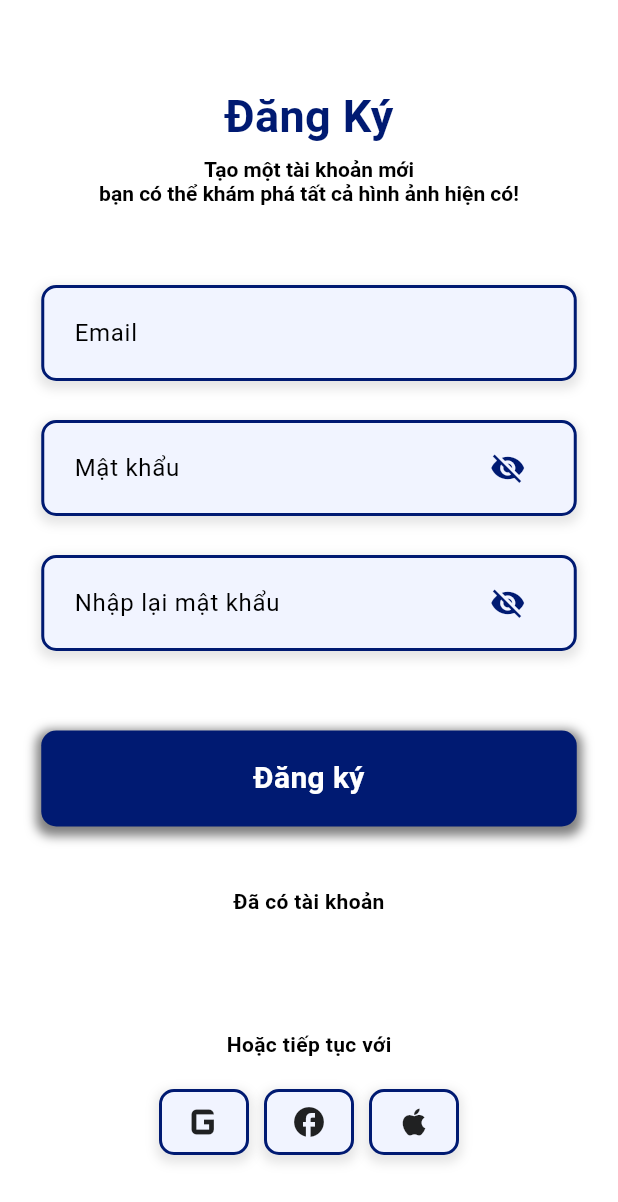
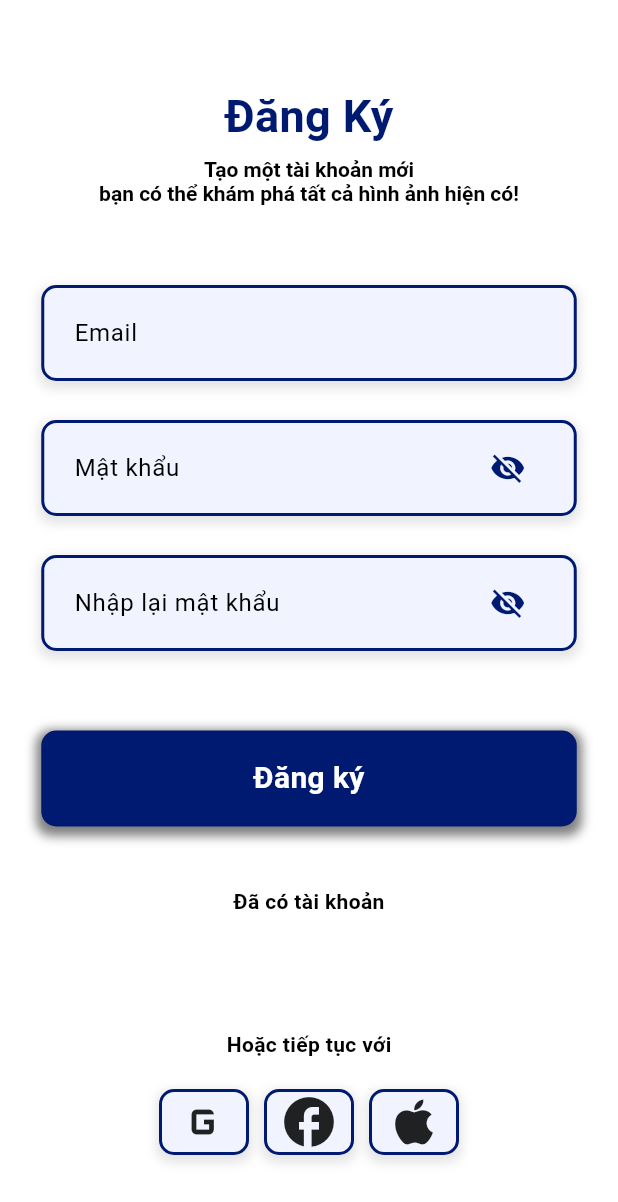
Before and after one commit to Tranlong291003/wallpaperapp, a Flutter app: the screen it shows after launch, after a tap on "Bỏ qua", after a tap on "Tạo tài khoản mới", on a phone screen of 412 x 824 dp. Shown: the top 1202 px of the screen. Run offline on Flutter 3.47's test engine with Material 3 defaults, Android fonts, the phone set to English and light mode, and no system bars; our stand-ins replace firebase_auth, firebase_core, google_sign_in, introduction_screen, shared_preferences; accounts and stored records are empty; network calls fail.

Commit message:
done login signup signout

```diff
--- a/lib/apps/utils/box_login.dart
+++ b/lib/apps/utils/box_login.dart
@@ -1,12 +1,15 @@
 import 'package:flutter/material.dart';
 
 class BoxSign extends StatefulWidget {
+  final TextEditingController controller;
+
   final String hintText;
   final bool obscureText;
   const BoxSign({
     super.key,
     required this.hintText,
     this.obscureText = false,
+    required this.controller,
   });
 
   @override
@@ -46,6 +49,7 @@ class _BoxSignState extends State<BoxSign> {
         ],
       ),
       child: TextField(
+        controller: widget.controller,
         textAlignVertical: TextAlignVertical.center,
         obscureText: _obscureText,
         maxLines: 1,
--- a/lib/main.dart
+++ b/lib/main.dart
@@ -1,13 +1,24 @@
+import 'package:firebase_core/firebase_core.dart';
 import 'package:flutter/material.dart';
 import 'package:provider/provider.dart';
+import 'package:wallpaper/controllers/authentic_Controller.dart';
 import 'package:wallpaper/pages/my_app.dart';
 import 'package:wallpaper/providers/theme_provider.dart';
 
-void main(List<String> args) {
+void main() async {
   WidgetsFlutterBinding.ensureInitialized();
+  await Firebase.initializeApp();
+
   runApp(
-    ChangeNotifierProvider(
-      create: (context) => ThemeProvider(),
+    MultiProvider(
+      providers: [
+        ChangeNotifierProvider(
+          create: (context) => AuthenticController(),
+        ),
+        ChangeNotifierProvider(
+          create: (context) => ThemeProvider(),
+        ),
+      ],
       child: const MyApp(),
     ),
   );
--- a/lib/pages/categories/categories_page.dart
+++ b/lib/pages/categories/categories_page.dart
@@ -2,7 +2,6 @@ import 'package:flutter/material.dart';
 import 'package:wallpaper/apps/utils/appBar.dart';
 import 'package:wallpaper/apps/utils/search.dart';
 import 'package:wallpaper/pages/categories/widgets/listItem_Category.dart';
-import 'package:wallpaper/pages/home/widgets/listcategory_homepage.dart';
 
 class CategoriesPage extends StatefulWidget {
   const CategoriesPage({super.key});
--- a/lib/pages/favorite/favorite_page.dart
+++ b/lib/pages/favorite/favorite_page.dart
@@ -42,7 +42,7 @@ class _FavoritePageState extends State<FavoritePage> {
                     child: Container(
                       decoration: BoxDecoration(
                         borderRadius: BorderRadius.circular(10),
-                        color: Colors.blue,
+                        color: Colors.deepPurple,
                       ),
                       child: Stack(
                         children: [
--- a/lib/pages/home/home_page.dart
+++ b/lib/pages/home/home_page.dart
@@ -1,4 +1,3 @@
-import 'package:flutter/cupertino.dart';
 import 'package:flutter/material.dart';
 import 'package:wallpaper/apps/utils/appBar.dart';
 import 'package:wallpaper/apps/utils/search.dart';
--- a/lib/pages/introduction/introduction_page.dart
+++ b/lib/pages/introduction/introduction_page.dart
@@ -1,6 +1,4 @@
 import 'package:flutter/material.dart';
-import 'package:flutter/rendering.dart';
-import 'package:flutter/widgets.dart';
 import 'package:introduction_screen/introduction_screen.dart';
 import 'package:shared_preferences/shared_preferences.dart';
 import 'package:wallpaper/pages/introduction/introduction_custom.dart';
--- a/lib/pages/login/login_page.dart
+++ b/lib/pages/login/login_page.dart
@@ -1,8 +1,7 @@
-import 'package:flutter/cupertino.dart';
 import 'package:flutter/material.dart';
-import 'package:flutter/widgets.dart';
-import 'package:wallpaper/apps/utils/bottonNavigation.dart';
+import 'package:provider/provider.dart';
 import 'package:wallpaper/apps/utils/box_login.dart';
+import 'package:wallpaper/controllers/authentic_Controller.dart';
 import 'package:wallpaper/pages/signup/sinup_page.dart';
 
 class LoginPage extends StatefulWidget {
@@ -15,9 +14,10 @@ class LoginPage extends StatefulWidget {
 class _LoginPageState extends State<LoginPage> {
   @override
   Widget build(BuildContext context) {
+    final controller = Provider.of<AuthenticController>(context);
     return Scaffold(
       appBar: AppBar(
-        automaticallyImplyLeading: false, // Ẩn dấu quay lại
+        automaticallyImplyLeading: false,
       ),
       body: Container(
         width: double.infinity,
@@ -53,9 +53,16 @@ class _LoginPageState extends State<LoginPage> {
                 ),
               ),
               const SizedBox(height: 68),
-              const BoxSign(hintText: 'Email'),
+              BoxSign(
+                controller: controller.emailController,
+                hintText: 'Email',
+              ),
               const SizedBox(height: 30),
-              const BoxSign(hintText: 'Mật khẩu', obscureText: true),
+              BoxSign(
+                controller: controller.passwordController,
+                hintText: 'Mật khẩu',
+                obscureText: true,
+              ),
               const SizedBox(height: 30),
               Container(
                 alignment: Alignment.centerRight,
@@ -70,14 +77,7 @@ class _LoginPageState extends State<LoginPage> {
               ),
               const SizedBox(height: 30),
               InkWell(
-                onTap: () {
-                  Navigator.push(
-                    context,
-                    MaterialPageRoute(
-                      builder: (context) => const BottomNavigation(),
-                    ),
-                  );
-                },
+                onTap: () => controller.signInWithEmailAndPassword(context),
                 child: Container(
                   padding: const EdgeInsets.symmetric(horizontal: 20),
                   alignment: Alignment.center,
@@ -108,13 +108,13 @@ class _LoginPageState extends State<LoginPage> {
                   ),
                 ),
               ),
-              const SizedBox(height: 40), // Add spacing between buttons
+              const SizedBox(height: 40),
               InkWell(
                 onTap: () {
                   Navigator.push(
                     context,
                     MaterialPageRoute(
-                      builder: (context) => const SinupPage(),
+                      builder: (context) => const SignupPage(),
                     ),
                   );
                 },
@@ -132,7 +132,9 @@ class _LoginPageState extends State<LoginPage> {
               Row(
                 mainAxisAlignment: MainAxisAlignment.center,
                 children: [
-                  Container(
+                  InkWell(
+                    onTap: () => controller.signInWithGoogle(context),
+                    child: Container(
                       height: 44,
                       width: 60,
                       decoration: BoxDecoration(
@@ -156,50 +158,8 @@ class _LoginPageState extends State<LoginPage> {
                         size: 40,
                       ),
                     ),
-                  const SizedBox(width: 10),
-                  Container(
-                    height: 44,
-                    width: 60,
-                    decoration: BoxDecoration(
-                      color: Theme.of(context).colorScheme.primaryContainer,
-                      borderRadius: BorderRadius.circular(10),
-                      border: Border.all(
-                        width: 2,
-                        color: Theme.of(context).colorScheme.secondary,
-                      ),
-                      boxShadow: [
-                        BoxShadow(
-                          color: Colors.black.withOpacity(0.1),
-                          spreadRadius: 2,
-                          blurRadius: 5,
-                          offset: const Offset(0, 3),
-                        ),
-                      ],
-                    ),
-                    child: const Icon(Icons.facebook),
                   ),
                   const SizedBox(width: 10),
-                  Container(
-                    height: 44,
-                    width: 60,
-                    decoration: BoxDecoration(
-                      color: Theme.of(context).colorScheme.primaryContainer,
-                      borderRadius: BorderRadius.circular(10),
-                      border: Border.all(
-                        width: 2,
-                        color: Theme.of(context).colorScheme.secondary,
-                      ),
-                      boxShadow: [
-                        BoxShadow(
-                          color: Colors.black.withOpacity(0.1),
-                          spreadRadius: 2,
-                          blurRadius: 5,
-                          offset: const Offset(0, 3),
-                        ),
-                      ],
-                    ),
-                    child: const Icon(Icons.apple),
-                  )
                 ],
               )
             ],
--- a/lib/pages/my_app.dart
+++ b/lib/pages/my_app.dart
@@ -27,7 +27,7 @@ class _MyAppState extends State<MyApp> {
 
   Future<void> _checkInitialization() async {
     await _checkIfSeen();
-    // _checkAuthStatus();
+    _checkAuthStatus();
   }
 
   Future<void> _checkIfSeen() async {
@@ -39,12 +39,12 @@ class _MyAppState extends State<MyApp> {
     });
   }
 
-  // void _checkAuthStatus() {
-  //   _user = FirebaseAuth.instance.currentUser;
-  //   setState(() {
-  //     _isLoading = false; // Set loading to false once the check is complete
-  //   });
-  // }
+  void _checkAuthStatus() {
+    _user = FirebaseAuth.instance.currentUser;
+    setState(() {
+      _isLoading = false; // Set loading to false once the check is complete
+    });
+  }
 
   @override
   Widget build(BuildContext context) {
--- a/lib/pages/signup/sinup_page.dart
+++ b/lib/pages/signup/sinup_page.dart
@@ -1,20 +1,21 @@
-import 'package:flutter/cupertino.dart';
 import 'package:flutter/material.dart';
-import 'package:flutter/widgets.dart';
+import 'package:provider/provider.dart';
 import 'package:wallpaper/apps/utils/box_login.dart';
-import 'package:wallpaper/pages/home/home_page.dart';
+import 'package:wallpaper/controllers/authentic_Controller.dart';
 import 'package:wallpaper/pages/login/login_page.dart';
 
-class SinupPage extends StatefulWidget {
-  const SinupPage({super.key});
+class SignupPage extends StatefulWidget {
+  const SignupPage({super.key});
 
   @override
-  State<SinupPage> createState() => _SinupPageState();
+  State<SignupPage> createState() => _SignupPageState();
 }
 
-class _SinupPageState extends State<SinupPage> {
+class _SignupPageState extends State<SignupPage> {
   @override
   Widget build(BuildContext context) {
+    final controller = Provider.of<AuthenticController>(context);
+
     return Scaffold(
       appBar: AppBar(
         automaticallyImplyLeading: false, // Ẩn dấu quay lại
@@ -53,21 +54,26 @@ class _SinupPageState extends State<SinupPage> {
                 ),
               ),
               const SizedBox(height: 53),
-              const BoxSign(hintText: 'Email'),
+              BoxSign(
+                controller: controller.emailController,
+                hintText: 'Email',
+              ),
               const SizedBox(height: 26),
-              const BoxSign(hintText: 'Mật khẩu', obscureText: true),
+              BoxSign(
+                controller: controller.passwordController,
+                hintText: 'Mật khẩu',
+                obscureText: true,
+              ),
               const SizedBox(height: 26),
-              const BoxSign(hintText: 'Nhập lại mật khẩu', obscureText: true),
+              BoxSign(
+                controller: controller
+                    .confirmPasswordController, // Sửa để sử dụng controller xác nhận mật khẩu
+                hintText: 'Nhập lại mật khẩu',
+                obscureText: true,
+              ),
               const SizedBox(height: 53),
               InkWell(
-                onTap: () {
-                  Navigator.push(
-                    context,
-                    MaterialPageRoute(
-                      builder: (context) => const HomePage(),
-                    ),
-                  );
-                },
+                onTap: () => controller.createUserWithEmailAndPassword(context),
                 child: Container(
                   padding: const EdgeInsets.symmetric(horizontal: 20),
                   alignment: Alignment.center,
@@ -122,7 +128,22 @@ class _SinupPageState extends State<SinupPage> {
               Row(
                 mainAxisAlignment: MainAxisAlignment.center,
                 children: [
-                  Container(
+                  _socialMediaIcon(Icons.g_mobiledata),
+                  const SizedBox(width: 10),
+                  _socialMediaIcon(Icons.facebook),
+                  const SizedBox(width: 10),
+                  _socialMediaIcon(Icons.apple),
+                ],
+              ),
+            ],
+          ),
+        ),
+      ),
+    );
+  }
+
+  Widget _socialMediaIcon(IconData icon) {
+    return Container(
       height: 44,
       width: 60,
       decoration: BoxDecoration(
@@ -141,60 +162,9 @@ class _SinupPageState extends State<SinupPage> {
           ),
         ],
       ),
-                    child: const Icon(
-                      Icons.g_mobiledata,
+      child: Icon(
+        icon,
         size: 40,
-                    ),
-                  ),
-                  const SizedBox(width: 10),
-                  Container(
-                    height: 44,
-                    width: 60,
-                    decoration: BoxDecoration(
-                      color: Theme.of(context).colorScheme.primaryContainer,
-                      borderRadius: BorderRadius.circular(10),
-                      border: Border.all(
-                        width: 2,
-                        color: Theme.of(context).colorScheme.secondary,
-                      ),
-                      boxShadow: [
-                        BoxShadow(
-                          color: Colors.black.withOpacity(0.1),
-                          spreadRadius: 2,
-                          blurRadius: 5,
-                          offset: const Offset(0, 3),
-                        ),
-                      ],
-                    ),
-                    child: const Icon(Icons.facebook),
-                  ),
-                  const SizedBox(width: 10),
-                  Container(
-                    height: 44,
-                    width: 60,
-                    decoration: BoxDecoration(
-                      color: Theme.of(context).colorScheme.primaryContainer,
-                      borderRadius: BorderRadius.circular(10),
-                      border: Border.all(
-                        width: 2,
-                        color: Theme.of(context).colorScheme.secondary,
-                      ),
-                      boxShadow: [
-                        BoxShadow(
-                          color: Colors.black.withOpacity(0.1),
-                          spreadRadius: 2,
-                          blurRadius: 5,
-                          offset: const Offset(0, 3),
-                        ),
-                      ],
-                    ),
-                    child: const Icon(Icons.apple),
-                  )
-                ],
-              )
-            ],
-          ),
-        ),
       ),
     );
   }
```
Also changed, not shown: lib/apps/utils/appBar.dart (+18 -4 lines), lib/apps/utils/bottonNavigation.dart (+7 -5 lines), lib/controllers/authentic_Controller.dart (added, +158 -0 lines), pubspec.yaml (+6 -4 lines), pubspec.lock, 8 other files. Lines whose indentation alone changed are shown as unchanged.
